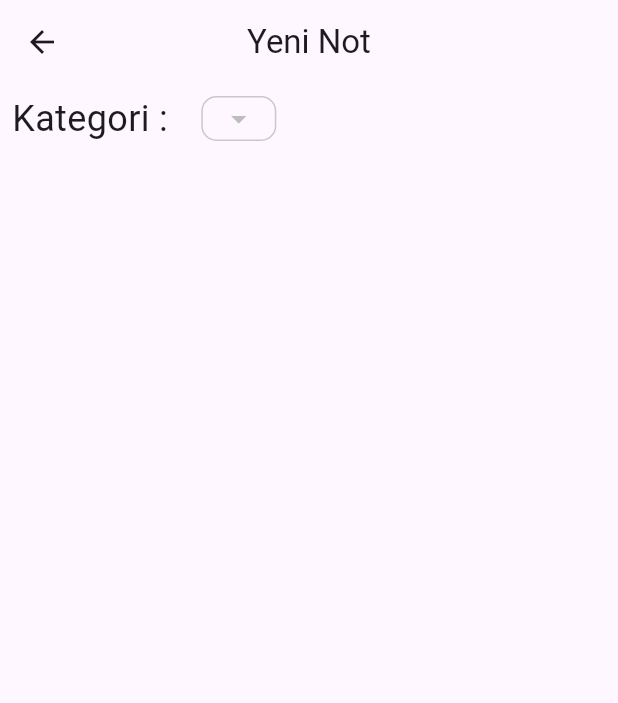
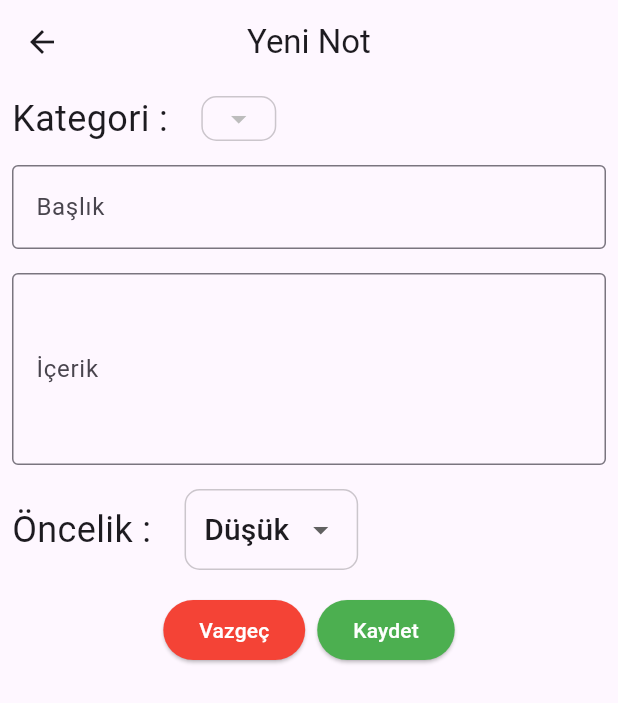
Before and after one commit to shallwebegin/not_sepeti, a Flutter app: the NotDetay screen opened directly, on a phone screen of 412 x 824 dp. Shown: the top 703 px of the screen. Run offline on Flutter 3.47's test engine with Material 3 defaults, Android fonts, the light colour scheme and no system bars; our stand-ins replace sqflite, synchronized; accounts and stored records are empty.

Commit message:
add not_detay

```diff
--- a/lib/main.dart
+++ b/lib/main.dart
@@ -1,5 +1,6 @@
 import 'package:flutter/material.dart';
 import 'package:not_sepeti/pages/not_listesi.dart';
+import 'package:not_sepeti/utils/database_helper.dart';
 
 void main() {
   WidgetsFlutterBinding.ensureInitialized();
@@ -8,9 +9,10 @@ void main() {
 
 class MyApp extends StatelessWidget {
   const MyApp({super.key});
-
   @override
   Widget build(BuildContext context) {
+    var dd = DatabaseHelper();
+    dd.notlariGetir();
     return MaterialApp(
       title: 'Flutter Demo',
       theme: ThemeData(
--- a/lib/models/notlar.dart
+++ b/lib/models/notlar.dart
@@ -1,6 +1,6 @@
 // ignore_for_file: public_member_api_docs, sort_constructors_first
 class Not {
-  late int? notID;
+  int? notID;
   late int kategoriID;
   late String notBaslik;
   late String notIcerik;
--- a/lib/pages/not_detay.dart
+++ b/lib/pages/not_detay.dart
@@ -1,6 +1,8 @@
 // ignore_for_file: public_member_api_docs, sort_constructors_first
 import 'package:flutter/material.dart';
+import 'package:intl/intl.dart';
 import 'package:not_sepeti/models/kategori.dart';
+import 'package:not_sepeti/models/notlar.dart';
 import 'package:not_sepeti/utils/database_helper.dart';
 
 class NotDetay extends StatefulWidget {
@@ -20,6 +22,9 @@ class _NotDetayState extends State<NotDetay> {
   late List<Kategori> tumKategoriler;
   late DatabaseHelper databaseHelper;
   int secilenKategoriID = 1;
+  int secilenOncelik = 0;
+  static final _oncelikDegerleri = ['Düşük', 'Orta', 'Yüksek'];
+  late String notBaslik, notIcerik;
   @override
   void initState() {
     super.initState();
@@ -36,6 +41,7 @@ class _NotDetayState extends State<NotDetay> {
   @override
   Widget build(BuildContext context) {
     return Scaffold(
+      resizeToAvoidBottomInset: false,
       appBar: AppBar(
         centerTitle: true,
         title: Text(widget.baslik),
@@ -49,14 +55,24 @@ class _NotDetayState extends State<NotDetay> {
                   children: [
                     Row(
                       children: [
-                          Padding(
-                            padding: const EdgeInsets.symmetric(horizontal: 8),
+                        const Padding(
+                          padding: EdgeInsets.symmetric(horizontal: 8),
                           child: Text(
                             'Kategori : ',
                             style: TextStyle(fontSize: 24),
                           ),
                         ),
                         Container(
+                          padding: const EdgeInsets.symmetric(
+                              vertical: 2, horizontal: 12),
+                          margin: const EdgeInsets.all(8),
+                          decoration: BoxDecoration(
+                              border: Border.all(
+                                  color: Colors.black.withOpacity(0.2),
+                                  width: 1),
+                              borderRadius: const BorderRadius.all(
+                                Radius.circular(10),
+                              )),
                           child: DropdownButtonHideUnderline(
                             child: DropdownButton(
                               value: secilenKategoriID,
@@ -67,21 +83,123 @@ class _NotDetayState extends State<NotDetay> {
                               },
                             ),
                           ),
-                            padding: EdgeInsets.symmetric(
+                        ),
+                      ],
+                    ),
+                    Padding(
+                      padding: const EdgeInsets.all(8.0),
+                      child: TextFormField(
+                        validator: (value) {
+                          if (value!.length < 3) {
+                            return 'Lütfen 3 karakterden büyük bir başlık Giriniz';
+                          }
+                          return null;
+                        },
+                        onSaved: (newValue) {
+                          notBaslik = newValue!;
+                        },
+                        decoration: const InputDecoration(
+                            hintText: 'Not başlığını giriniz',
+                            labelText: 'Başlık',
+                            border: OutlineInputBorder()),
+                      ),
+                    ),
+                    Padding(
+                      padding: const EdgeInsets.all(8.0),
+                      child: TextFormField(
+                        onSaved: (newValue) {
+                          notIcerik = newValue!;
+                        },
+                        maxLines: 4,
+                        decoration: const InputDecoration(
+                            hintText: 'Not içeriğini giriniz',
+                            labelText: 'İçerik',
+                            border: OutlineInputBorder()),
+                      ),
+                    ),
+                    Row(
+                      children: [
+                        const Padding(
+                          padding: EdgeInsets.symmetric(horizontal: 8),
+                          child: Text(
+                            'Öncelik : ',
+                            style: TextStyle(fontSize: 24),
+                          ),
+                        ),
+                        Container(
+                          padding: const EdgeInsets.symmetric(
                               vertical: 2, horizontal: 12),
-                            margin: EdgeInsets.all(8),
+                          margin: const EdgeInsets.all(8),
                           decoration: BoxDecoration(
                               border: Border.all(
                                   color: Colors.black.withOpacity(0.2),
                                   width: 1),
-                                borderRadius: BorderRadius.all(
+                              borderRadius: const BorderRadius.all(
                                 Radius.circular(10),
                               )),
+                          child: DropdownButtonHideUnderline(
+                            child: DropdownButton<int>(
+                              items: _oncelikDegerleri.map((oncelik) {
+                                return DropdownMenuItem<int>(
+                                  value: _oncelikDegerleri.indexOf(oncelik),
+                                  child: Text(
+                                    oncelik,
+                                    style: const TextStyle(fontSize: 20),
+                                  ),
+                                );
+                              }).toList(),
+                              value: secilenOncelik,
+                              onChanged: (value) {
+                                secilenOncelik = value!;
+                                setState(() {});
+                              },
+                            ),
+                          ),
                         ),
                       ],
                     ),
+                    ButtonBar(
+                      alignment: MainAxisAlignment.center,
+                      children: [
+                        ElevatedButton(
+                          onPressed: () {
+                            Navigator.pop(context);
+                          },
+                          style: ElevatedButton.styleFrom(
+                              backgroundColor: Colors.red),
+                          child: const Text(
+                            'Vazgeç',
+                            style: TextStyle(color: Colors.white),
+                          ),
+                        ),
+                        ElevatedButton(
+                          onPressed: () {
+                            if (_formKey.currentState!.validate()) {
+                              _formKey.currentState!.save();
+                              databaseHelper
+                                  .notEkle(Not(
+                                    secilenKategoriID,
+                                    notBaslik,
+                                    notIcerik,
+                                    DateFormat('hh:mm a')
+                                        .format(DateTime.now()),
+                                    secilenOncelik,
+                                  ))
+                                  .then(
+                                    (value) => Navigator.pop(context),
+                                  );
+                            }
+                          },
+                          style: ElevatedButton.styleFrom(
+                              backgroundColor: Colors.green),
+                          child: const Text('Kaydet',
+                              style: TextStyle(color: Colors.white)),
+                        ),
                       ],
-                  )),
+                    )
+                  ],
+                ),
+              ),
             ),
     );
   }
--- a/lib/utils/database_helper.dart
+++ b/lib/utils/database_helper.dart
@@ -87,7 +87,7 @@ class DatabaseHelper {
   Future<List<Map<String, dynamic>>> notlariGetir() async {
     var db = await _getDatabase();
     var sonuc = await db.query('not', orderBy: 'notID DESC');
-
+    print(sonuc);
     return sonuc;
   }
 
--- a/pubspec.yaml
+++ b/pubspec.yaml
@@ -37,6 +37,7 @@ dependencies:
   sqflite: ^2.3.3+1
   synchronized: ^3.1.0+1
   path: ^1.9.0
+  intl: ^0.19.0
 
 dev_dependencies:
   flutter_test:
```
Also changed, not shown: pubspec.lock. Lines whose indentation alone changed are shown as unchanged.
